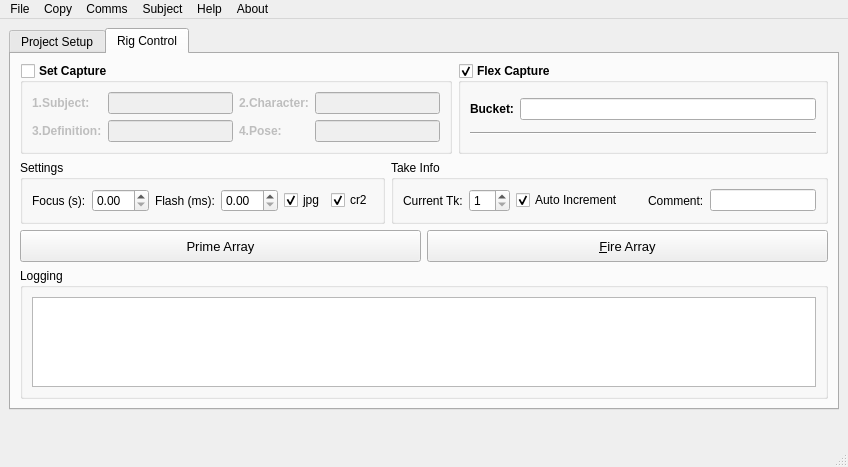
Chicane5/ByteBoxx, file bb_python/bbTriggerBoxx/ui/bbTriggerBoxx_UI.ui: the form before one commit.
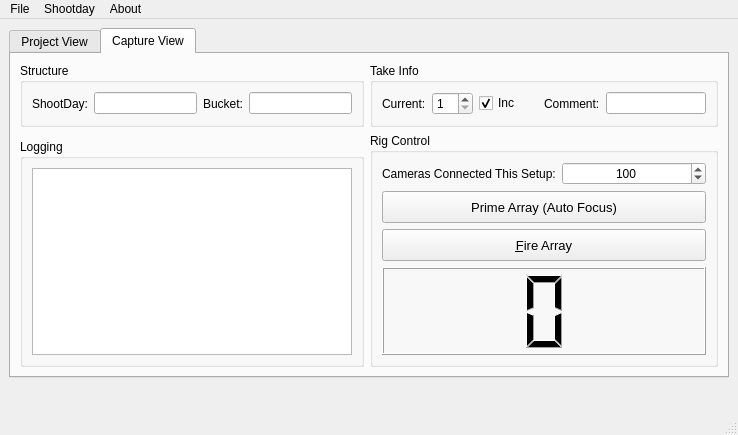
The form after the commit. The open tabs and pages were chosen to show the change. Icons and pictures are not drawn.

What changed in the file:
```diff
--- a/bb_python/bbTriggerBoxx/ui/bbTriggerBoxx_UI.ui
+++ b/bb_python/bbTriggerBoxx/ui/bbTriggerBoxx_UI.ui
@@ -6,8 +6,8 @@
    <rect>
     <x>0</x>
     <y>0</y>
-    <width>848</width>
-    <height>467</height>
+    <width>738</width>
+    <height>435</height>
    </rect>
   </property>
   <property name="windowTitle">
@@ -22,7 +22,7 @@
       </property>
       <widget class="QWidget" name="tab_project">
        <attribute name="title">
-        <string>Project Setup</string>
+        <string>Project View</string>
        </attribute>
        <layout class="QVBoxLayout" name="verticalLayout">
         <item>
@@ -57,6 +57,26 @@
             </property>
            </spacer>
           </item>
+          <item>
+           <widget class="QLabel" name="label_2">
+            <property name="text">
+             <string>Project:</string>
+            </property>
+            <property name="buddy">
+             <cstring>lineEdit_projectRoot</cstring>
+            </property>
+           </widget>
+          </item>
+          <item>
+           <widget class="QLineEdit" name="lineEdit_projectRoot">
+            <property name="minimumSize">
+             <size>
+              <width>81</width>
+              <height>0</height>
+             </size>
+            </property>
+           </widget>
+          </item>
           <item>
            <widget class="QLabel" name="label_6">
             <property name="text">
@@ -93,213 +113,73 @@
       </widget>
       <widget class="QWidget" name="tab_control">
        <attribute name="title">
-        <string>Rig Control</string>
+        <string>Capture View</string>
        </attribute>
-       <layout class="QVBoxLayout" name="verticalLayout_3">
-        <item>
-         <layout class="QGridLayout" name="gridLayout_3">
-          <item row="0" column="0" colspan="2">
-           <widget class="QGroupBox" name="groupBox_setcap">
-            <property name="font">
-             <font>
-              <weight>75</weight>
-              <bold>true</bold>
-             </font>
-            </property>
-            <property name="title">
-             <string>Set Capture</string>
-            </property>
-            <property name="checkable">
-             <bool>true</bool>
-            </property>
-            <property name="checked">
-             <bool>false</bool>
-            </property>
             <layout class="QGridLayout" name="gridLayout">
              <item row="0" column="0">
-              <widget class="QLabel" name="label">
-               <property name="text">
-                <string>1.Subject:</string>
-               </property>
-               <property name="buddy">
-                <cstring>lineEdit_subject</cstring>
-               </property>
-              </widget>
-             </item>
-             <item row="0" column="1">
-              <widget class="QLineEdit" name="lineEdit_subject">
-               <property name="readOnly">
-                <bool>true</bool>
-               </property>
-              </widget>
-             </item>
-             <item row="0" column="2">
-              <widget class="QLabel" name="label_3">
-               <property name="text">
-                <string>2.Character:</string>
-               </property>
-               <property name="buddy">
-                <cstring>lineEdit_character</cstring>
-               </property>
-              </widget>
-             </item>
-             <item row="0" column="3">
-              <widget class="QLineEdit" name="lineEdit_character">
-               <property name="readOnly">
-                <bool>true</bool>
-               </property>
-              </widget>
-             </item>
-             <item row="1" column="0">
-              <widget class="QLabel" name="label_4">
-               <property name="text">
-                <string>3.Definition:</string>
-               </property>
-               <property name="buddy">
-                <cstring>lineEdit_definition</cstring>
-               </property>
-              </widget>
-             </item>
-             <item row="1" column="1">
-              <widget class="QLineEdit" name="lineEdit_definition">
-               <property name="text">
-                <string/>
-               </property>
-               <property name="readOnly">
-                <bool>true</bool>
-               </property>
-              </widget>
-             </item>
-             <item row="1" column="2">
-              <widget class="QLabel" name="label_2">
-               <property name="text">
-                <string>4.Pose:</string>
-               </property>
-               <property name="buddy">
-                <cstring>lineEdit_pose</cstring>
-               </property>
-              </widget>
-             </item>
-             <item row="1" column="3">
-              <widget class="QLineEdit" name="lineEdit_pose"/>
-             </item>
-            </layout>
-           </widget>
-          </item>
-          <item row="0" column="2">
-           <widget class="QGroupBox" name="groupBox_flexcap">
+         <widget class="QGroupBox" name="groupBox_structure">
             <property name="font">
              <font>
-              <weight>75</weight>
-              <bold>true</bold>
+            <weight>50</weight>
+            <bold>false</bold>
              </font>
             </property>
             <property name="title">
-             <string>Flex Capture</string>
+           <string>Structure</string>
             </property>
             <property name="checkable">
+           <bool>false</bool>
+          </property>
+          <layout class="QHBoxLayout" name="horizontalLayout_4">
+           <item>
+            <widget class="QLabel" name="label_11">
+             <property name="text">
+              <string>ShootDay:</string>
+             </property>
+             <property name="buddy">
+              <cstring>lineEdit_shootday</cstring>
+             </property>
+            </widget>
+           </item>
+           <item>
+            <widget class="QLineEdit" name="lineEdit_shootday">
+             <property name="readOnly">
              <bool>true</bool>
             </property>
-            <layout class="QGridLayout" name="gridLayout_2">
-             <item row="0" column="0">
+            </widget>
+           </item>
+           <item>
               <widget class="QLabel" name="label_10">
                <property name="text">
                 <string>Bucket:</string>
                </property>
-              </widget>
-             </item>
-             <item row="0" column="1">
+             <property name="buddy">
+              <cstring>lineEdit_bucket</cstring>
+             </property>
+            </widget>
+           </item>
+           <item>
               <widget class="QLineEdit" name="lineEdit_bucket"/>
              </item>
-             <item row="1" column="0" colspan="2">
-              <widget class="Line" name="line">
-               <property name="orientation">
-                <enum>Qt::Horizontal</enum>
-               </property>
-              </widget>
-             </item>
             </layout>
            </widget>
           </item>
-          <item row="1" column="0">
-           <widget class="QGroupBox" name="groupBox_4">
-            <property name="title">
-             <string>Settings</string>
-            </property>
-            <layout class="QHBoxLayout" name="horizontalLayout_2">
-             <item>
-              <widget class="QLabel" name="label_7">
-               <property name="text">
-                <string>Focus (s):</string>
-               </property>
-               <property name="buddy">
-                <cstring>doubleSpinBox_focus</cstring>
-               </property>
-              </widget>
-             </item>
-             <item>
-              <widget class="QDoubleSpinBox" name="doubleSpinBox_focus">
-               <property name="frame">
-                <bool>true</bool>
-               </property>
-               <property name="singleStep">
-                <double>0.250000000000000</double>
-               </property>
-              </widget>
-             </item>
-             <item>
-              <widget class="QLabel" name="label_8">
-               <property name="text">
-                <string>Flash (ms):</string>
-               </property>
-               <property name="buddy">
-                <cstring>doubleSpinBox_flash</cstring>
-               </property>
-              </widget>
-             </item>
-             <item>
-              <widget class="QDoubleSpinBox" name="doubleSpinBox_flash">
-               <property name="frame">
-                <bool>true</bool>
-               </property>
-               <property name="singleStep">
-                <double>0.500000000000000</double>
-               </property>
-              </widget>
-             </item>
-             <item>
-              <widget class="QCheckBox" name="checkBox_jpg">
-               <property name="text">
-                <string>jpg</string>
-               </property>
-               <property name="checked">
-                <bool>true</bool>
-               </property>
-              </widget>
-             </item>
-             <item>
-              <widget class="QCheckBox" name="checkBox_cr2">
-               <property name="text">
-                <string>cr2</string>
-               </property>
-               <property name="checked">
-                <bool>true</bool>
-               </property>
-              </widget>
-             </item>
-            </layout>
-           </widget>
-          </item>
-          <item row="1" column="1" colspan="2">
-           <widget class="QGroupBox" name="groupBox_5">
+        <item row="0" column="1">
+         <widget class="QGroupBox" name="groupBox_take">
+          <property name="font">
+           <font>
+            <weight>50</weight>
+            <bold>false</bold>
+           </font>
+          </property>
             <property name="title">
              <string>Take Info</string>
             </property>
-            <layout class="QHBoxLayout" name="horizontalLayout_5">
+          <layout class="QHBoxLayout" name="horizontalLayout_2">
              <item>
               <widget class="QLabel" name="label_5">
                <property name="text">
-                <string>Current Tk:</string>
+              <string>Current:</string>
                </property>
                <property name="buddy">
                 <cstring>spinBox_take</cstring>
@@ -319,7 +199,7 @@
              <item>
               <widget class="QCheckBox" name="checkBox_inc">
                <property name="text">
-                <string>Auto Increment</string>
+              <string>Inc</string>
                </property>
                <property name="checked">
                 <bool>true</bool>
@@ -354,6 +234,12 @@
              </item>
              <item>
               <widget class="QLineEdit" name="lineEdit_comment">
+             <property name="minimumSize">
+              <size>
+               <width>100</width>
+               <height>0</height>
+              </size>
+             </property>
                <property name="text">
                 <string/>
                </property>
@@ -365,11 +251,48 @@
             </layout>
            </widget>
           </item>
-         </layout>
+        <item row="2" column="0">
+         <widget class="QGroupBox" name="groupBox_logging">
+          <property name="title">
+           <string>Logging</string>
+          </property>
+          <layout class="QVBoxLayout" name="verticalLayout_2">
+           <item>
+            <widget class="QTextEdit" name="textEdit_logging"/>
+           </item>
+          </layout>
+         </widget>
         </item>
-        <item>
-         <layout class="QHBoxLayout" name="horizontalLayout_4">
-          <item>
+        <item row="1" column="1" rowspan="2">
+         <widget class="QGroupBox" name="groupBox_control">
+          <property name="title">
+           <string>Rig Control</string>
+          </property>
+          <layout class="QGridLayout" name="gridLayout_2">
+           <item row="0" column="0">
+            <widget class="QLabel" name="label">
+             <property name="text">
+              <string>Cameras Connected This Setup:</string>
+             </property>
+            </widget>
+           </item>
+           <item row="0" column="1">
+            <widget class="QSpinBox" name="spinBox_cams">
+             <property name="alignment">
+              <set>Qt::AlignCenter</set>
+             </property>
+             <property name="minimum">
+              <number>1</number>
+             </property>
+             <property name="maximum">
+              <number>250</number>
+             </property>
+             <property name="value">
+              <number>100</number>
+             </property>
+            </widget>
+           </item>
+           <item row="1" column="0" colspan="2">
            <widget class="QPushButton" name="pushButton_prime">
             <property name="minimumSize">
              <size>
@@ -383,11 +306,11 @@
              </font>
             </property>
             <property name="text">
-             <string>Prime Array</string>
+              <string>Prime Array (Auto Focus)</string>
             </property>
            </widget>
           </item>
-          <item>
+           <item row="2" column="0" colspan="2">
            <widget class="QPushButton" name="pushButton_fire">
             <property name="minimumSize">
              <size>
@@ -409,24 +332,22 @@
             </property>
            </widget>
           </item>
-         </layout>
-        </item>
-        <item>
-         <widget class="QGroupBox" name="groupBox">
-          <property name="title">
-           <string>Logging</string>
-          </property>
-          <layout class="QVBoxLayout" name="verticalLayout_2">
-           <item>
-            <widget class="QPlainTextEdit" name="plainTextEdit_logging">
-             <property name="sizePolicy">
-              <sizepolicy hsizetype="Preferred" vsizetype="Expanding">
-               <horstretch>0</horstretch>
-               <verstretch>0</verstretch>
-              </sizepolicy>
+           <item row="3" column="0" colspan="2">
+            <widget class="QLCDNumber" name="lcdNumber_countdown">
+             <property name="smallDecimalPoint">
+              <bool>false</bool>
+             </property>
+             <property name="numDigits">
+              <number>1</number>
              </property>
-             <property name="readOnly">
-              <bool>true</bool>
+             <property name="digitCount">
+              <number>1</number>
+             </property>
+             <property name="mode">
+              <enum>QLCDNumber::Dec</enum>
+             </property>
+             <property name="segmentStyle">
+              <enum>QLCDNumber::Filled</enum>
              </property>
             </widget>
            </item>
@@ -471,7 +392,7 @@
     <rect>
      <x>0</x>
      <y>0</y>
-     <width>848</width>
+     <width>738</width>
      <height>21</height>
     </rect>
    </property>
@@ -496,45 +417,14 @@
     </property>
     <addaction name="actionTriggerBoxx"/>
    </widget>
-   <widget class="QMenu" name="menuComms">
+   <widget class="QMenu" name="menuShootday">
     <property name="title">
-     <string>Comms</string>
+     <string>Shootday</string>
     </property>
-    <addaction name="actionOpen_COM1"/>
-    <addaction name="actionOpen_COM3"/>
-    <addaction name="actionOpen_COM4"/>
-   </widget>
-   <widget class="QMenu" name="menuSubject">
-    <property name="title">
-     <string>Subject</string>
-    </property>
-    <widget class="QMenu" name="menuActive_Subject">
-     <property name="title">
-      <string>Active Subject</string>
-     </property>
-     <addaction name="actionNew_Character"/>
-     <addaction name="actionNew_Definition"/>
-    </widget>
-    <addaction name="actionNew_Subject"/>
-    <addaction name="menuActive_Subject"/>
-   </widget>
-   <widget class="QMenu" name="menuHelp">
-    <property name="title">
-     <string>Help</string>
-    </property>
-    <addaction name="actionHelp_on_TriggerBoxx"/>
-   </widget>
-   <widget class="QMenu" name="menuCopy">
-    <property name="title">
-     <string>Copy</string>
-    </property>
-    <addaction name="actionCopyNow"/>
+    <addaction name="actionNewShootday"/>
    </widget>
    <addaction name="menuFile"/>
-   <addaction name="menuCopy"/>
-   <addaction name="menuComms"/>
-   <addaction name="menuSubject"/>
-   <addaction name="menuHelp"/>
+   <addaction name="menuShootday"/>
    <addaction name="menuAbout"/>
   </widget>
   <widget class="QStatusBar" name="statusbar"/>
```
Left out of the diff: 54 changed lines with no effect on the pictures. Lines whose indentation alone changed are shown as unchanged.
